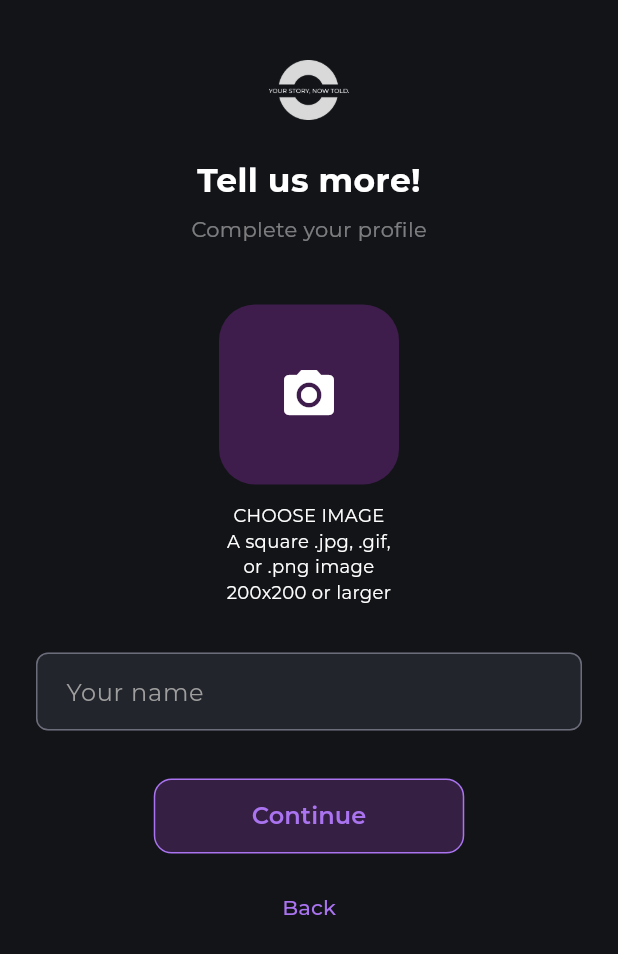
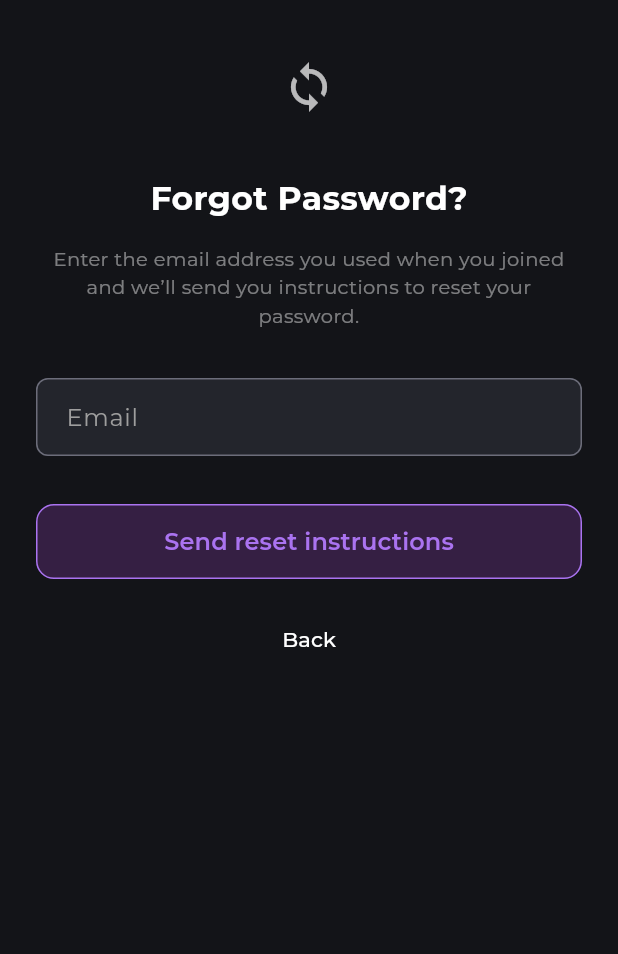
Before and after one commit to costarodrigo22/test-TechTravel, a Flutter app: the ProfilePictureScreen screen opened directly, after a tap on "Continue", on a phone screen of 412 x 824 dp. Shown: the top 954 px of the screen. Run offline on Flutter 3.47's test engine with Material 3 defaults, Android fonts, the phone set to English and light mode, and no system bars; our stand-ins replace google_fonts, image_picker.

Commit message:
conclusão do fluxo de autenticação

```diff
--- a/lib/main.dart
+++ b/lib/main.dart
@@ -1,8 +1,12 @@
 import 'package:flutter/material.dart';
+import 'package:google_fonts/google_fonts.dart';
+
 import 'screens/splash_screen.dart';
+import 'screens/login_screen.dart';
 import 'screens/sign_up_screen.dart';
 import 'screens/complete_profile_screen.dart';
-import 'package:google_fonts/google_fonts.dart';
+import 'screens/forgot_password_screen.dart';
+import 'screens/instructions_sent_screen.dart';
 
 void main() {
   runApp(const MyApp());
@@ -22,8 +26,13 @@ class MyApp extends StatelessWidget {
       initialRoute: '/',
       routes: {
         '/': (context) => const SplashScreen(),
+        '/login': (context) => const LoginScreen(),
         '/signup': (context) => const SignUpScreen(),
         '/complete-profile': (context) => const CompleteProfileScreen(),
+        '/forgot-password':
+            (context) => const ForgotPasswordScreen(), // adicionado
+        '/instructions-sent':
+            (context) => const InstructionsSentScreen(), // adicionado
       },
     );
   }
--- /dev/null
+++ b/lib/screens/forgot_password_screen.dart
@@ -0,0 +1,119 @@
+import 'package:flutter/material.dart';
+import 'package:desafio_flutter/screens/instructions_sent_screen.dart';
+
+class ForgotPasswordScreen extends StatelessWidget {
+  const ForgotPasswordScreen({super.key});
+
+  @override
+  Widget build(BuildContext context) {
+    return Scaffold(
+      backgroundColor: const Color(0xFF131418),
+      body: SafeArea(
+        child: Padding(
+          padding: const EdgeInsets.symmetric(horizontal: 24),
+          child: Column(
+            crossAxisAlignment: CrossAxisAlignment.center,
+            children: [
+              const SizedBox(height: 40),
+              Center(
+                child: Icon(
+                  Icons.sync,
+                  size: 36,
+                  color: Colors.white.withOpacity(0.7),
+                ),
+              ),
+              const SizedBox(height: 40),
+              const Text(
+                "Forgot Password?",
+                style: TextStyle(
+                  fontSize: 22,
+                  fontWeight: FontWeight.bold,
+                  color: Colors.white,
+                  fontFamily: 'Montserrat',
+                ),
+              ),
+              const SizedBox(height: 16),
+              const Text(
+                "Enter the email address you used when you joined and we’ll send you instructions to reset your password.",
+                style: TextStyle(
+                  fontSize: 13,
+                  color: Color(0x73FFFFFF),
+                  fontFamily: 'Montserrat',
+                ),
+                textAlign: TextAlign.center,
+              ),
+              const SizedBox(height: 32),
+              TextField(
+                style: const TextStyle(color: Colors.white),
+                decoration: InputDecoration(
+                  filled: true,
+                  fillColor: const Color(0xFF23252C),
+                  hintText: "Email",
+                  hintStyle: const TextStyle(color: Colors.grey),
+                  contentPadding: const EdgeInsets.symmetric(
+                    horizontal: 16,
+                    vertical: 14,
+                  ),
+                  border: OutlineInputBorder(
+                    borderRadius: BorderRadius.circular(12),
+                    borderSide: const BorderSide(color: Color(0xFF6C6D7A)),
+                  ),
+                  enabledBorder: OutlineInputBorder(
+                    borderRadius: BorderRadius.circular(8),
+                    borderSide: const BorderSide(color: Color(0xFF6C6D7A)),
+                  ),
+                  focusedBorder: OutlineInputBorder(
+                    borderRadius: BorderRadius.circular(8),
+                    borderSide: const BorderSide(color: Color(0xFFAA73F0)),
+                  ),
+                ),
+              ),
+              const SizedBox(height: 32),
+              Container(
+                width: double.infinity,
+                decoration: BoxDecoration(
+                  color: const Color(0x33BC4CF1),
+                  borderRadius: BorderRadius.circular(12),
+                  border: Border.all(color: const Color(0xFFAA73F0)),
+                ),
+                child: TextButton(
+                  onPressed: () {
+                    Navigator.push(
+                      context,
+                      MaterialPageRoute(
+                        builder: (context) => const InstructionsSentScreen(),
+                      ),
+                    );
+                  },
+                  child: const Text(
+                    "Send reset instructions",
+                    style: TextStyle(
+                      color: Color(0xFFAA73F0),
+                      fontSize: 16,
+                      fontWeight: FontWeight.w600,
+                      fontFamily: 'Montserrat',
+                    ),
+                  ),
+                ),
+              ),
+              const SizedBox(height: 16),
+              TextButton(
+                onPressed: () {
+                  Navigator.pop(context); // Volta para a tela de login
+                },
+                child: const Text(
+                  "Back",
+                  style: TextStyle(
+                    color: Colors.white,
+                    fontFamily: 'Montserrat',
+                    fontSize: 14,
+                  ),
+                ),
+              ),
+            ],
+          ),
+        ),
+      ),
+    );
+  }
+}
--- a/lib/screens/profile_picture_screen.dart
+++ b/lib/screens/profile_picture_screen.dart
@@ -1,5 +1,6 @@
 import 'package:flutter/material.dart';
 import 'package:image_picker/image_picker.dart';
+import 'package:desafio_flutter/screens/forgot_password_screen.dart';
 import 'dart:io';
 
 class ProfilePictureScreen extends StatefulWidget {
@@ -13,16 +14,119 @@ class _ProfilePictureScreenState extends State<ProfilePictureScreen> {
   File? _imageFile;
   final TextEditingController _nameController = TextEditingController();
 
-  Future<void> _pickImage() async {
-    final pickedFile = await ImagePicker().pickImage(
-      source: ImageSource.camera,
+  void _showImageSourceActionSheet() {
+    showModalBottomSheet(
+      context: context,
+      backgroundColor: const Color(0xFF131418),
+      shape: const RoundedRectangleBorder(
+        borderRadius: BorderRadius.vertical(top: Radius.circular(24)),
+      ),
+      builder: (BuildContext context) {
+        return Padding(
+          padding: const EdgeInsets.symmetric(horizontal: 24, vertical: 32),
+          child: Column(
+            mainAxisSize: MainAxisSize.min,
+            children: [
+              Row(
+                children: [
+                  GestureDetector(
+                    onTap: () {
+                      Navigator.pop(context); // Fecha o modal
+                    },
+                    child: const Icon(
+                      Icons.arrow_back_ios_new,
+                      color: Color(0xFFAA73F0),
+                      size: 16,
+                    ),
+                  ),
+                  const Expanded(
+                    child: Center(
+                      child: Text(
+                        'CHOOSE IMAGE',
+                        style: TextStyle(
+                          color: Colors.white,
+                          fontFamily: 'Montserrat',
+                          fontWeight: FontWeight.bold,
+                          fontSize: 14,
+                        ),
+                      ),
+                    ),
+                  ),
+                  const SizedBox(
+                    width: 16,
+                  ), // Compensa o espaço do ícone à esquerda
+                ],
+              ),
+              const SizedBox(height: 24),
+              Row(
+                mainAxisAlignment: MainAxisAlignment.spaceEvenly,
+                children: [
+                  _buildImageOptionButton(
+                    icon: Icons.camera_alt,
+                    label: 'Take a photo',
+                    onTap: () => _pickImage(ImageSource.camera),
+                    isPrimary: true,
+                  ),
+                  _buildImageOptionButton(
+                    icon: Icons.image,
+                    label: 'Choose from gallery',
+                    onTap: () => _pickImage(ImageSource.gallery),
+                  ),
+                ],
+              ),
+            ],
+          ),
         );
+      },
+    );
+  }
 
+  Future<void> _pickImage(ImageSource source) async {
+    Navigator.pop(context); // fecha o modal
+    final pickedFile = await ImagePicker().pickImage(source: source);
     if (pickedFile != null) {
       setState(() {
         _imageFile = File(pickedFile.path);
       });
     }
+  }
+
+  Widget _buildImageOptionButton({
+    required IconData icon,
+    required String label,
+    required VoidCallback onTap,
+    bool isPrimary = false,
+  }) {
+    return GestureDetector(
+      onTap: onTap,
+      child: Container(
+        width: 130,
+        height: 130,
+        decoration: BoxDecoration(
+          color: isPrimary ? const Color(0xFF3E1C4B) : const Color(0xFF23252C),
+          borderRadius: BorderRadius.circular(20),
+          border: Border.all(
+            color: isPrimary ? const Color(0xFFAA73F0) : Colors.transparent,
+          ),
+        ),
+        child: Column(
+          mainAxisAlignment: MainAxisAlignment.center,
+          children: [
+            Icon(icon, color: Colors.white, size: 32),
+            const SizedBox(height: 8),
+            Text(
+              label,
+              textAlign: TextAlign.center,
+              style: const TextStyle(
+                color: Colors.white,
+                fontFamily: 'Montserrat',
+                fontSize: 12,
+              ),
+            ),
+          ],
+        ),
+      ),
+    );
   }
 
   @override
@@ -35,7 +139,7 @@ class _ProfilePictureScreenState extends State<ProfilePictureScreen> {
           child: Column(
             children: [
               const SizedBox(height: 40),
-              Image.asset('assets/images/logo_create.png', height: 40),
+              Image.asset('assets/images/logo.png', height: 40),
               const SizedBox(height: 24),
               const Text(
                 "Tell us more!",
@@ -57,35 +161,53 @@ class _ProfilePictureScreenState extends State<ProfilePictureScreen> {
               ),
               const SizedBox(height: 40),
               GestureDetector(
-                onTap: _pickImage,
-                child: Container(
-                  width: 120,
-                  height: 120,
+                onTap: _showImageSourceActionSheet,
+                child: Row(
+                  mainAxisAlignment: MainAxisAlignment.center,
+                  children: [
+                    Container(
+                      width: 100,
+                      height: 100,
                       decoration: BoxDecoration(
                         color: const Color(0xFF3E1C4B),
-                    borderRadius: BorderRadius.circular(24),
+                        borderRadius: BorderRadius.circular(20),
                       ),
+                      child: ClipRRect(
+                        borderRadius: BorderRadius.circular(20),
                         child:
                             _imageFile == null
-                          ? const Icon(
-                            Icons.camera_alt,
-                            size: 40,
-                            color: Colors.white,
+                                ? Image.asset(
+                                  'assets/images/image_camera.png',
+                                  fit: BoxFit.cover,
                                 )
-                          : ClipRRect(
-                            borderRadius: BorderRadius.circular(24),
-                            child: Image.file(_imageFile!, fit: BoxFit.cover),
+                                : Image.file(_imageFile!, fit: BoxFit.cover),
                       ),
                     ),
+                    const SizedBox(width: 16),
+                    const Column(
+                      crossAxisAlignment: CrossAxisAlignment.start,
+                      children: [
+                        Text(
+                          'CHOOSE IMAGE',
+                          style: TextStyle(
+                            fontSize: 14,
+                            color: Colors.white,
+                            fontWeight: FontWeight.bold,
+                            fontFamily: 'Montserrat',
                           ),
-              const SizedBox(height: 12),
-              const Text(
-                'CHOOSE IMAGE\nA square .jpg, .gif,\nor .png image\n200x200 or larger',
-                textAlign: TextAlign.center,
+                        ),
+                        SizedBox(height: 4),
+                        Text(
+                          'A square .jpg, .gif,\nor .png image\n200x200 or larger',
                           style: TextStyle(
                             fontSize: 12,
-                  color: Colors.white,
+                            color: Color(0x73FFFFFF),
                             fontFamily: 'Montserrat',
+                          ),
+                        ),
+                      ],
+                    ),
+                  ],
                 ),
               ),
               const SizedBox(height: 32),
@@ -125,7 +247,12 @@ class _ProfilePictureScreenState extends State<ProfilePictureScreen> {
                 ),
                 child: TextButton(
                   onPressed: () {
-                    // Navegar para próxima etapa
+                    Navigator.push(
+                      context,
+                      MaterialPageRoute(
+                        builder: (context) => const ForgotPasswordScreen(),
+                      ),
+                    );
                   },
                   child: const Text(
                     "Continue",
--- a/pubspec.yaml
+++ b/pubspec.yaml
@@ -1,6 +1,6 @@
 name: desafio_flutter
-description: 'A new Flutter project.'
-publish_to: 'none'
+description: "A new Flutter project."
+publish_to: "none"
 
 version: 1.0.0+1
 
@@ -27,4 +27,5 @@ flutter:
     - assets/images/logo_create.png
     - assets/images/google.png
     - assets/images/apple.png
+    - assets/images/image_camera.png
   uses-material-design: true
```
Also changed, not shown: lib/screens/instructions_sent_screen.dart (added, +91 -0 lines), lib/screens/login_screen.dart (added, +209 -0 lines), lib/screens/sign_up_screen.dart (+15 -3 lines), assets/images/image_camera.png (added). Lines whose indentation alone changed are shown as unchanged.
